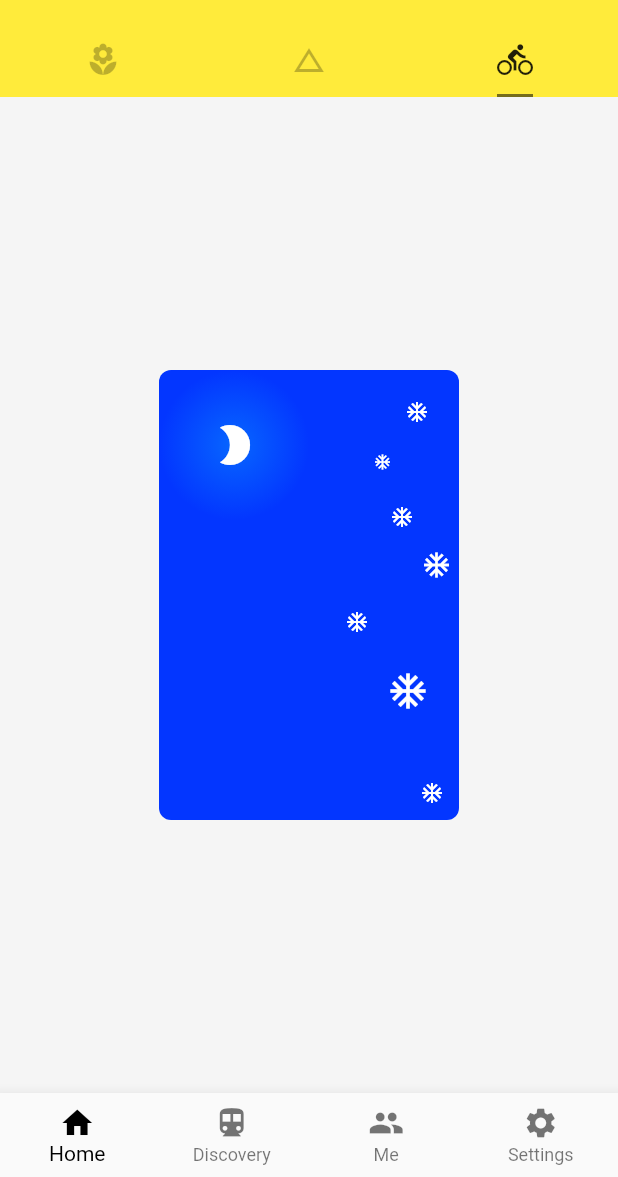
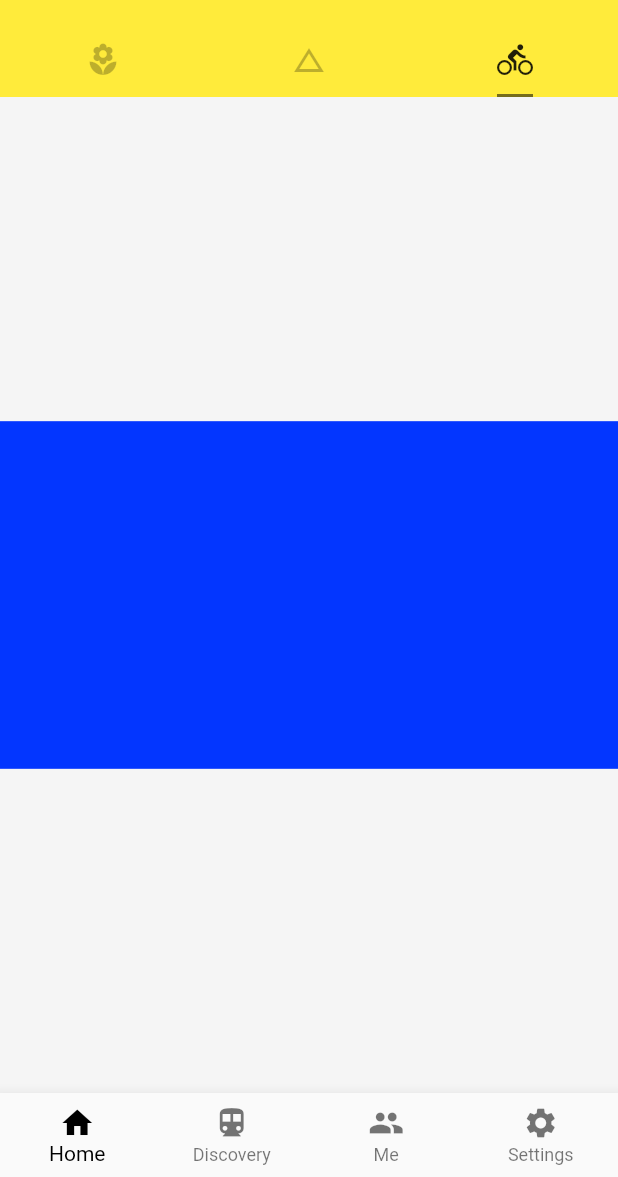
Before and after one commit to ChenS-X/flutter_csx, a Flutter app: the screen it shows after launch, tab 3 chosen, on a phone screen of 412 x 824 dp, the part 59-1236 px from its top. Run offline on Flutter 3.47's test engine with Material 2 defaults, Android fonts, the phone set to English and light mode, and no system bars; network calls fail.

```diff
--- a/lib/demo/layout_demo.dart
+++ b/lib/demo/layout_demo.dart
@@ -8,7 +8,27 @@ class LayoutDemo extends StatelessWidget {
       child: Column(
         mainAxisAlignment: MainAxisAlignment.center,
         children: <Widget>[
-          Stack( //stack组件中，最大的子组件相当于底板
+          AspectRatio(
+            // aspectRatio: 2.0/1.0,
+            // aspectRatio: 1.0/1.0, // 和aspectRatio:1 效果一致
+            // aspectRatio: 1.4,
+            aspectRatio: 16.0/9.0,
+            child: Container(
+              color: Color.fromRGBO(3, 54, 255, 1.0),
+            ),
+          )
+        ],
+      ),
+    );
+  }
+}
+
+
+class StackDemo extends StatelessWidget{
+  @override
+  Widget build(BuildContext context) {
+    // TODO: implement build
+    return Stack( //stack组件中，最大的子组件相当于底板
             // alignment: Alignment.bottomLeft,
             // alignment: Alignment.topRight,
             alignment: Alignment.topLeft,
@@ -106,10 +126,7 @@ class LayoutDemo extends StatelessWidget {
                   )
                   )
             ],
-          )
-        ],
-      ),
-    );
+          );
   }
 }
 
```
